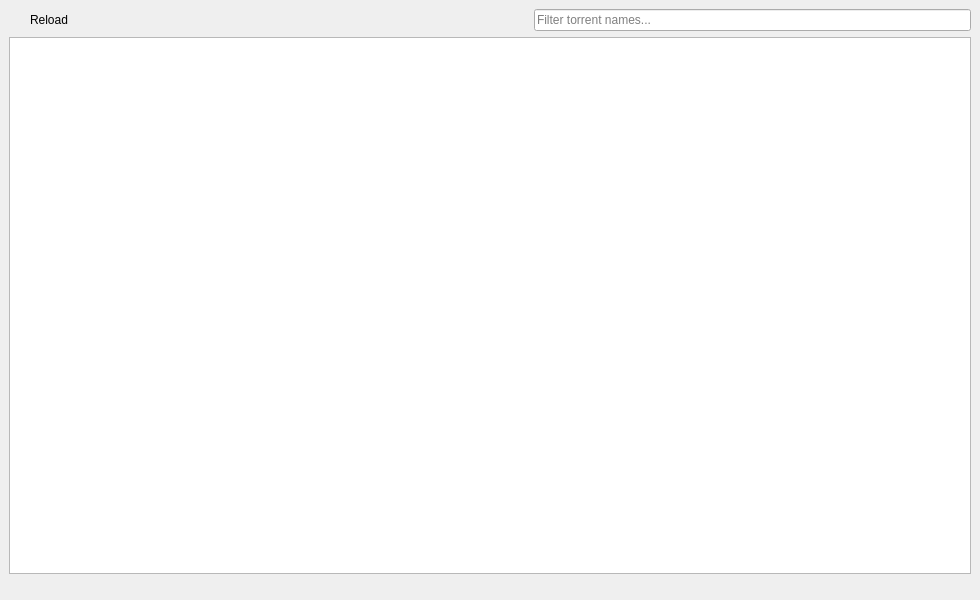
This is mainwindow.ui in silverqx/qMedia as Qt 5 draws it before an edit. The edited form follows.
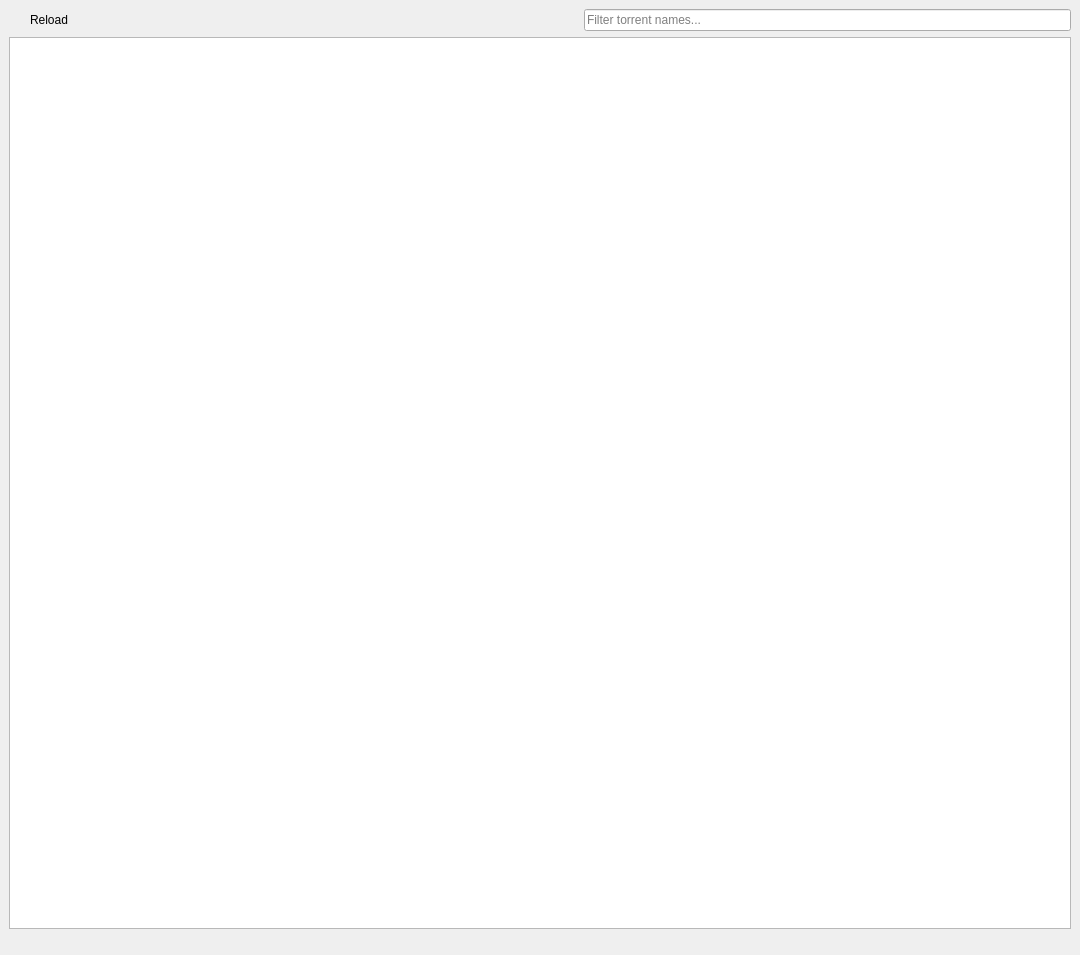
This is the edited form. Icons and pictures are not drawn.

Commit message: initial size and position, fill right side of primary screen

Diff of the .ui file:
```diff
--- a/mainwindow.ui
+++ b/mainwindow.ui
@@ -6,8 +6,8 @@
    <rect>
     <x>0</x>
     <y>0</y>
-    <width>980</width>
-    <height>600</height>
+    <width>1080</width>
+    <height>955</height>
    </rect>
   </property>
   <property name="windowTitle">
```
Left out of the diff: 2 changed lines with no effect on the pictures. The commit also changes 1 other file.
